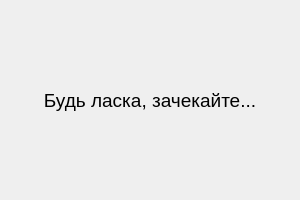
This is gui/please_wait.ui in andrii-shchur/TeleCloud as Qt 5 draws it before an edit. The edited form follows.
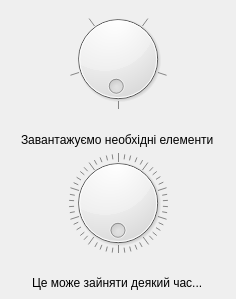
This is the edited form. Icons and pictures are not drawn.

What changed in the file:
```diff
--- a/gui/please_wait.ui
+++ b/gui/please_wait.ui
@@ -6,55 +6,104 @@
    <rect>
     <x>0</x>
     <y>0</y>
-    <width>300</width>
-    <height>200</height>
+    <width>236</width>
+    <height>299</height>
    </rect>
   </property>
+  <property name="minimumSize">
+   <size>
+    <width>236</width>
+    <height>234</height>
+   </size>
+  </property>
+  <property name="maximumSize">
+   <size>
+    <width>236</width>
+    <height>299</height>
+   </size>
+  </property>
+  <property name="font">
+   <font>
+    <stylestrategy>PreferAntialias</stylestrategy>
+   </font>
+  </property>
   <property name="windowTitle">
-   <string>MainWindow</string>
+   <string>Завантаження...</string>
+  </property>
+  <property name="windowIcon">
+   <iconset>
+    <normaloff>logo.png</normaloff>logo.png</iconset>
+  </property>
+  <property name="iconSize">
+   <size>
+    <width>24</width>
+    <height>24</height>
+   </size>
   </property>
   <widget class="QWidget" name="centralwidget">
    <layout class="QVBoxLayout" name="verticalLayout">
     <item>
-     <spacer name="verticalSpacer">
-      <property name="orientation">
-       <enum>Qt::Vertical</enum>
+     <layout class="QVBoxLayout" name="verticalLayout_2">
+      <property name="spacing">
+       <number>0</number>
       </property>
-      <property name="sizeHint" stdset="0">
-       <size>
-        <width>20</width>
-        <height>65</height>
-       </size>
-      </property>
-     </spacer>
+      <item>
+       <widget class="QDial" name="dial">
+        <property name="value">
+         <number>1</number>
+        </property>
+        <property name="sliderPosition">
+         <number>1</number>
+        </property>
+        <property name="wrapping">
+         <bool>true</bool>
+        </property>
+        <property name="notchTarget">
+         <double>20.000000000000000</double>
+        </property>
+        <property name="notchesVisible">
+         <bool>true</bool>
+        </property>
+       </widget>
+      </item>
+      <item alignment="Qt::AlignHCenter|Qt::AlignBottom">
+       <widget class="QLabel" name="label">
+        <property name="enabled">
+         <bool>true</bool>
+        </property>
+        <property name="text">
+         <string>Завантажуємо необхідні елементи</string>
+        </property>
+       </widget>
+      </item>
+     </layout>
     </item>
     <item>
-     <widget class="QLabel" name="label">
-      <property name="font">
-       <font>
-        <pointsize>14</pointsize>
-       </font>
-      </property>
-      <property name="text">
-       <string>Будь ласка, зачекайте...</string>
-      </property>
-      <property name="alignment">
-       <set>Qt::AlignCenter</set>
-      </property>
-     </widget>
-    </item>
-    <item>
-     <spacer name="verticalSpacer_2">
-      <property name="orientation">
-       <enum>Qt::Vertical</enum>
-      </property>
-      <property name="sizeHint" stdset="0">
-       <size>
-        <width>20</width>
-        <height>65</height>
-       </size>
-      </property>
-     </spacer>
+     <layout class="QVBoxLayout" name="verticalLayout_3">
+      <item>
+       <widget class="QDial" name="dial_2">
+        <property name="value">
+         <number>99</number>
+        </property>
+        <property name="wrapping">
+         <bool>true</bool>
+        </property>
+        <property name="notchTarget">
+         <double>2.000000000000000</double>
+        </property>
+        <property name="notchesVisible">
+         <bool>true</bool>
+        </property>
+       </widget>
+      </item>
+      <item alignment="Qt::AlignHCenter|Qt::AlignBottom">
+       <widget class="QLabel" name="label_2">
+        <property name="text">
+         <string>Це може зайняти деякий час...</string>
+        </property>
+       </widget>
+      </item>
+     </layout>
     </item>
    </layout>
   </widget>
```
Left out of the diff: 3 changed lines with no effect on the pictures.
